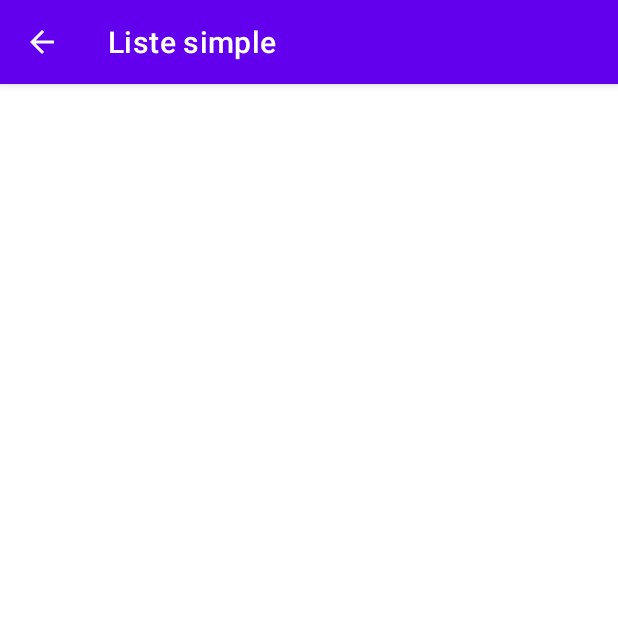
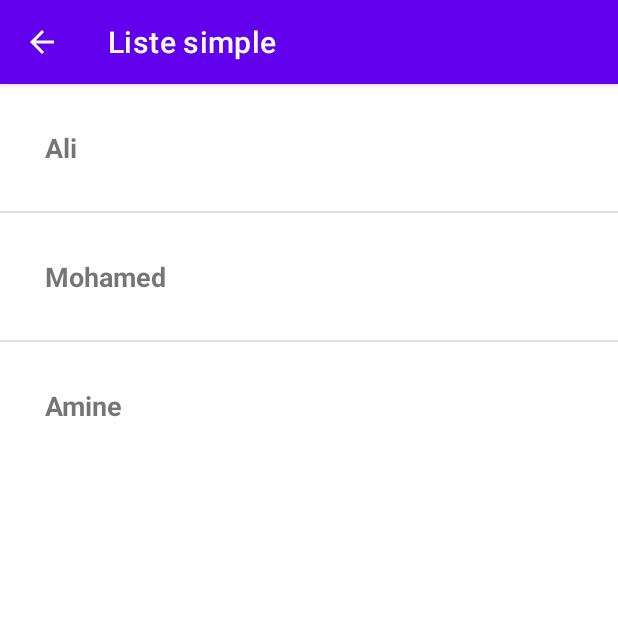
Before and after one commit to rouanis5/menus-list-tp4-fr-android-app, an Android app: the liste_simple screen opened directly, with no data from a screen before it, on a phone screen of 412 x 824 dp, the top half of it. Run offline under Robolectric (Android 15) with nearby library versions, the phone set to English and light mode, and no system bars.

Commit message:
finish simple list part
add, delete or edit a student

```diff
--- a/app/src/main/res/layout/activity_liste_simple.xml
+++ b/app/src/main/res/layout/activity_liste_simple.xml
@@ -1,9 +1,14 @@
 <?xml version="1.0" encoding="utf-8"?>
-<androidx.constraintlayout.widget.ConstraintLayout xmlns:android="http://schemas.android.com/apk/res/android"
+<LinearLayout xmlns:android="http://schemas.android.com/apk/res/android"
     xmlns:app="http://schemas.android.com/apk/res-auto"
     xmlns:tools="http://schemas.android.com/tools"
     android:layout_width="match_parent"
     android:layout_height="match_parent"
+    android:orientation="vertical"
     tools:context=".liste_simple">
 
-</androidx.constraintlayout.widget.ConstraintLayout>
+    <ListView
+        android:id="@+id/mysimplelist"
+        android:layout_width="match_parent"
+        android:layout_height="wrap_content" />
+</LinearLayout>
--- /dev/null
+++ b/app/src/main/res/layout/simpleitem.xml
@@ -0,0 +1,14 @@
+<?xml version="1.0" encoding="utf-8"?>
+<LinearLayout xmlns:android="http://schemas.android.com/apk/res/android"
+    android:layout_width="match_parent"
+    android:layout_height="match_parent"
+    android:orientation="vertical">
+    <TextView
+        android:layout_width="match_parent"
+        android:layout_height="wrap_content"
+        android:padding="45px"
+        android:textStyle="bold"
+        android:textSize="18dp"
+        android:id="@+id/text1"/>
+
+</LinearLayout>
--- /dev/null
+++ b/app/src/main/res/menu/context_menu.xml
@@ -0,0 +1,6 @@
+<?xml version="1.0" encoding="utf-8"?>
+<menu xmlns:android="http://schemas.android.com/apk/res/android">
+    <item android:id="@+id/delete_item" android:title="Delete"/>
+    <item android:id="@+id/add_item" android:title="Add"/>
+    <item android:id="@+id/edit_item" android:title="Edit"/>
+</menu>
```
Also changed, not shown: app/src/main/java/com/example/menus_list_tp4_fr_android_app/liste_simple.java (+106 -1 lines), app/src/main/res/layout/dialog_simple.xml (added, +47 -0 lines).
